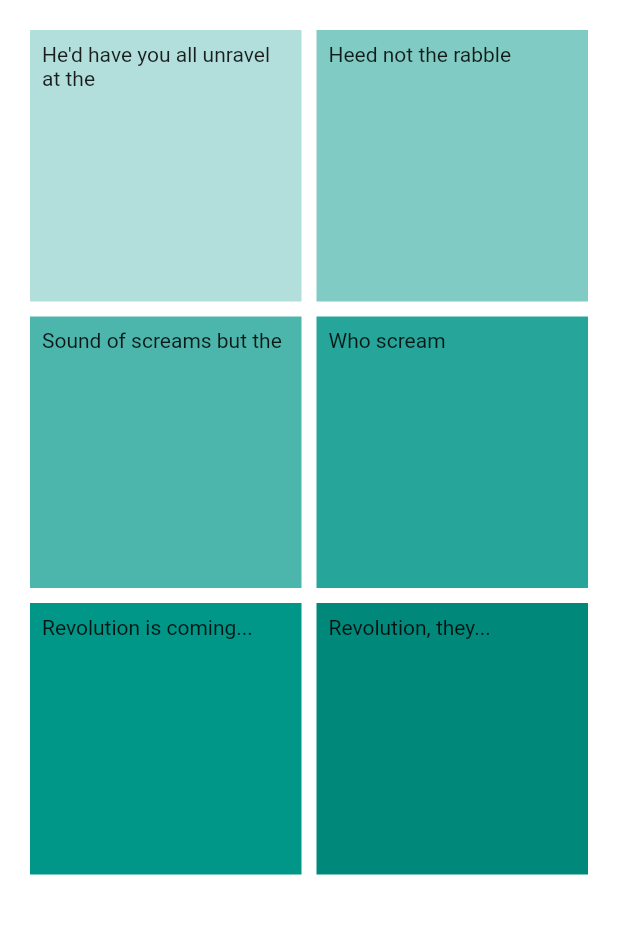
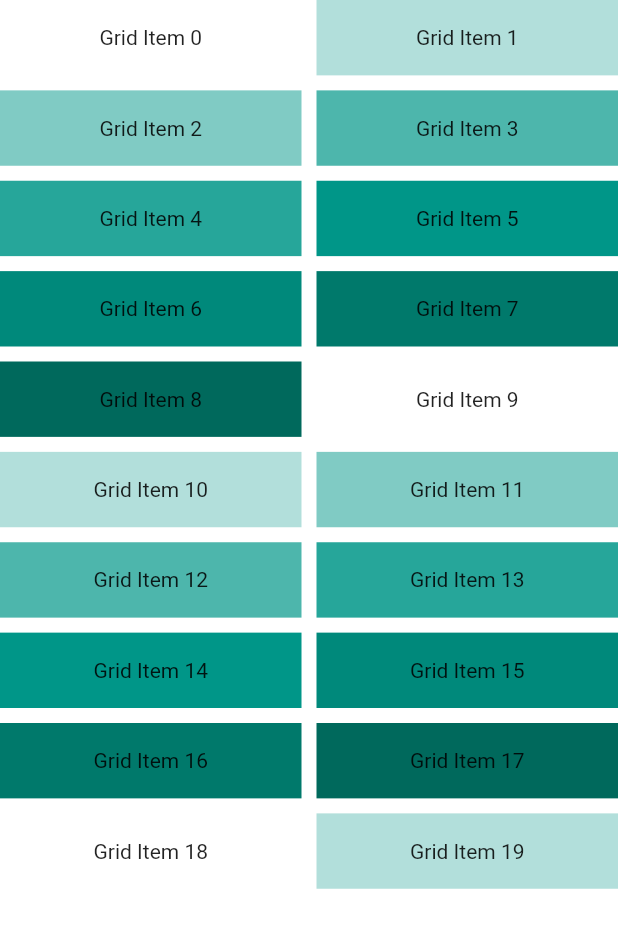
Before and after one commit to tsoonjin/keranamu, a Flutter app: the screen it shows after launch, on a phone screen of 412 x 824 dp. Shown: the top 928 px of the screen. Run offline on Flutter 3.47's test engine with Material 2 defaults, Android fonts, the light colour scheme and no system bars; missing offline and left inert: f_logs; network calls fail.

Commit message:
Add grid view scaffold

```diff
--- a/lib/home_screen.dart
+++ b/lib/home_screen.dart
@@ -25,45 +25,26 @@ class _HomeScreenState extends State<HomeScreen> {
   Widget build(BuildContext context) {
     return Scaffold(
         backgroundColor: Colors.white60,
-        body: GridView.count(
-          primary: false,
-          padding: const EdgeInsets.all(20),
-          crossAxisSpacing: 10,
-          mainAxisSpacing: 10,
-          crossAxisCount: 2,
-          children: <Widget>[
-            Container(
-              padding: const EdgeInsets.all(8),
-              color: Colors.teal[100],
-              child: const Text("He'd have you all unravel at the"),
+        body: CustomScrollView(slivers: <Widget>[
+          SliverGrid(
+            gridDelegate: const SliverGridDelegateWithMaxCrossAxisExtent(
+              maxCrossAxisExtent: 200.0,
+              mainAxisSpacing: 10.0,
+              crossAxisSpacing: 10.0,
+              childAspectRatio: 4.0,
             ),
-            Container(
-              padding: const EdgeInsets.all(8),
-              color: Colors.teal[200],
-              child: const Text('Heed not the rabble'),
+            delegate: SliverChildBuilderDelegate(
+              (BuildContext context, int index) {
+                return Container(
+                  alignment: Alignment.center,
+                  color: Colors.teal[100 * (index % 9)],
+                  child: Text('Grid Item $index'),
+                );
+              },
+              childCount: 20,
             ),
-            Container(
-              padding: const EdgeInsets.all(8),
-              color: Colors.teal[300],
-              child: const Text('Sound of screams but the'),
-            ),
-            Container(
-              padding: const EdgeInsets.all(8),
-              color: Colors.teal[400],
-              child: const Text('Who scream'),
-            ),
-            Container(
-              padding: const EdgeInsets.all(8),
-              color: Colors.teal[500],
-              child: const Text('Revolution is coming...'),
-            ),
-            Container(
-              padding: const EdgeInsets.all(8),
-              color: Colors.teal[600],
-              child: const Text('Revolution, they...'),
-            ),
-          ],
-        ));
+          )
+        ]));
   }
 
   void fetchContent() {
--- a/lib/main.dart
+++ b/lib/main.dart
@@ -11,6 +11,6 @@ class Keranamu extends StatelessWidget {
   // This widget is the root of your application.
   @override
   Widget build(BuildContext context) {
-    return MaterialApp(home: HomeScreen());
+    return const MaterialApp(home: HomeScreen());
   }
 }
```
Also changed, not shown: pubspec.yaml (+4 -3 lines), 1 other file.
